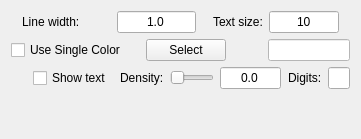
Old version of the form apps/vaporgui/guis/ui/contourAppearance.ui in the repository yyr/vapor.
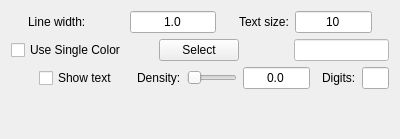
New version of the form.

Diff of the .ui file:
```diff
--- a/apps/vaporgui/guis/ui/contourAppearance.ui
+++ b/apps/vaporgui/guis/ui/contourAppearance.ui
@@ -6,10 +6,16 @@
    <rect>
     <x>0</x>
     <y>0</y>
-    <width>361</width>
+    <width>400</width>
     <height>139</height>
    </rect>
   </property>
+  <property name="maximumSize">
+   <size>
+    <width>400</width>
+    <height>16777215</height>
+   </size>
+  </property>
   <property name="windowTitle">
    <string>Form</string>
   </property>
```
